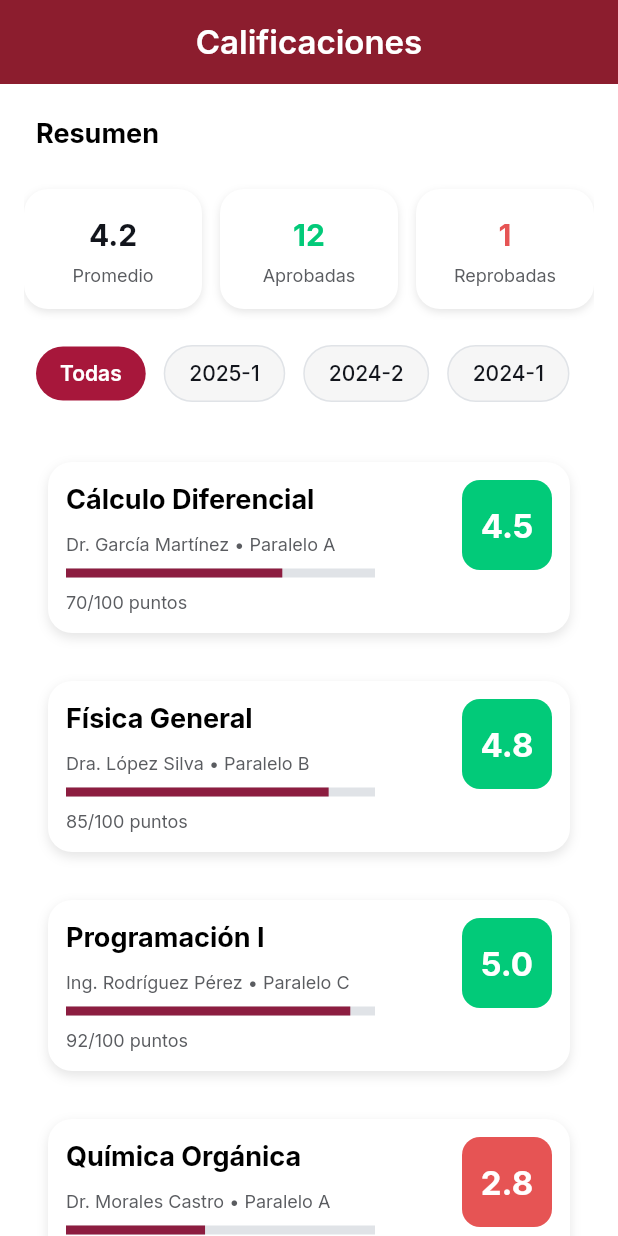
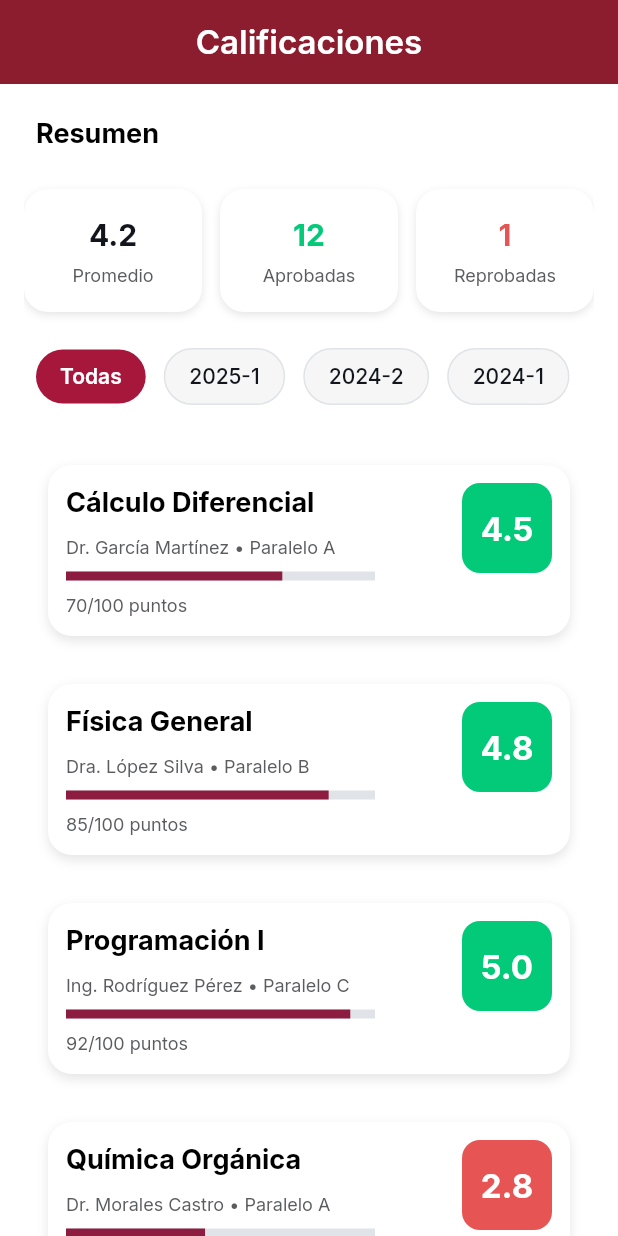
Before and after one commit to hermozart/Loyola-app-2, a Flutter app: the GradesPageWidget screen opened directly, on a phone screen of 412 x 824 dp. Run offline on Flutter 3.47's test engine with Material 3 defaults, Android fonts, the phone set to English and light mode, and no system bars; drawn by our look-alikes of percent_indicator; our stand-ins replace cached_network_image, cloud_firestore, dropdown_button2, firebase_core, flutter_animate, google_fonts and 2 more; accounts and stored records are empty; network calls fail.

Commit message:
before grades firebase

```diff
--- a/lib/academic_calendar_page.dart
+++ b/lib/academic_calendar_page.dart
@@ -213,7 +213,8 @@ class _AcademicCalendarPageState extends State<AcademicCalendarPage> {
                       fechaSeleccionada,
                     );
 
-                    Navigator.pop(context);
+                    // CERRAR DIALOG DE AGREGAR EVENTO
+                    Navigator.of(context).pop();
 
                     ScaffoldMessenger.of(context).showSnackBar(
                       SnackBar(
--- a/lib/grades_page.dart
+++ b/lib/grades_page.dart
@@ -104,7 +104,6 @@ class _GradesPageWidgetState extends State<GradesPageWidget> {
                       Expanded(
                         child: Container(
                           width: 100,
-                          height: 80,
                           decoration: BoxDecoration(
                             color: Colors.white,
                             boxShadow: [
@@ -173,7 +172,6 @@ class _GradesPageWidgetState extends State<GradesPageWidget> {
                       Expanded(
                         child: Container(
                           width: 100,
-                          height: 80,
                           decoration: BoxDecoration(
                             color: Colors.white,
                             boxShadow: [
@@ -242,7 +240,6 @@ class _GradesPageWidgetState extends State<GradesPageWidget> {
                       Expanded(
                         child: Container(
                           width: 100,
-                          height: 80,
                           decoration: BoxDecoration(
                             color: Colors.white,
                             boxShadow: [
--- a/pubspec.yaml
+++ b/pubspec.yaml
@@ -51,7 +51,7 @@ dependencies:
   url_launcher_web: 2.4.1
   url_launcher_windows: 3.1.4
   table_calendar: 3.2.0
-  firebase_core: ^4.2.1
+  firebase_core: ^3.15.2
   firebase_auth: ^5.3.1
   cloud_firestore: ^5.4.4
   crypto: ^3.0.3
```
Also changed, not shown: lib/schedule_page.dart (+9 -6 lines), pubspec.lock, 3 other files.
